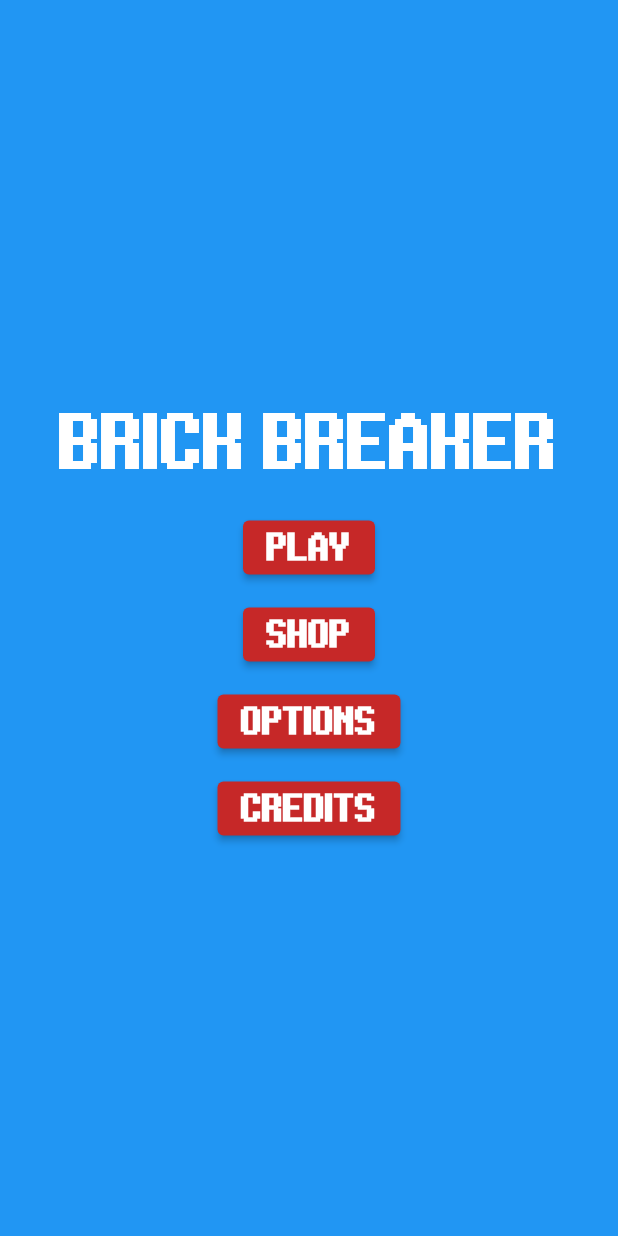
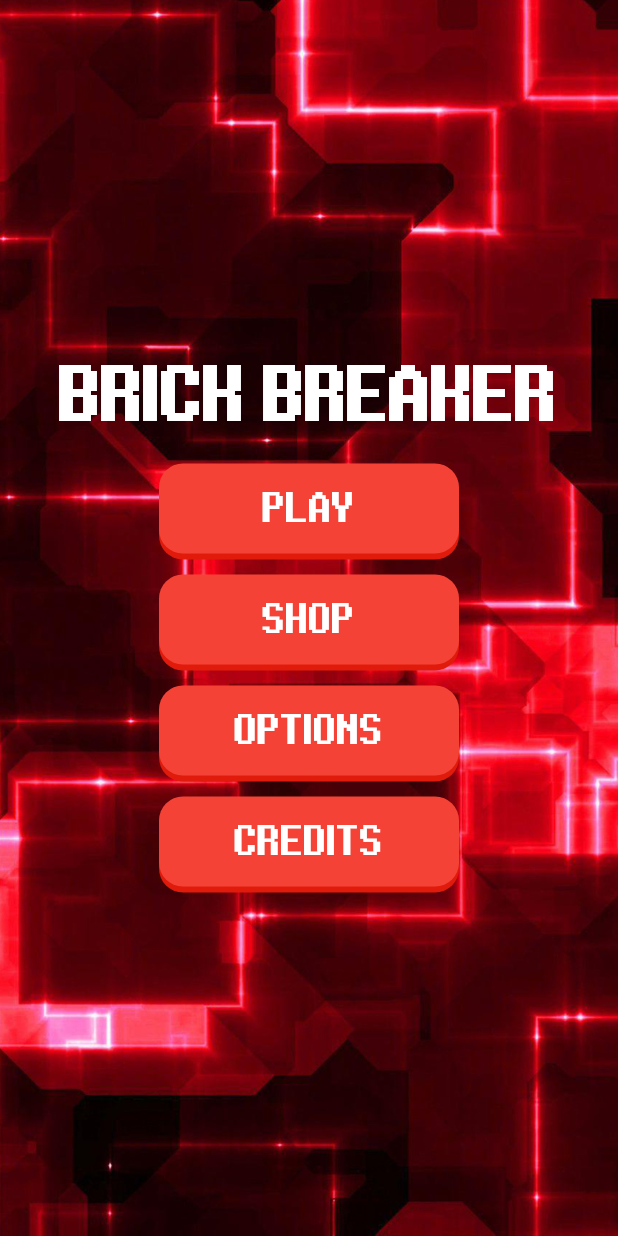
Before and after one commit to FadyTarekYohana/breakergame, a Flutter app: the HomePage screen opened by its route, on a phone screen of 412 x 824 dp. Run offline on Flutter 3.47's test engine with Material 2 defaults, Android fonts, the phone set to English and light mode, and no system bars; our stand-ins replace firebase_auth, firebase_core, go_router; accounts and stored records are empty.

Commit message:
animated buttons and background image

```diff
--- /dev/null
+++ b/lib/widgets/animatedbutton.dart
@@ -0,0 +1,117 @@
+import 'package:flutter/material.dart';
+
+class AnimatedButton extends StatefulWidget {
+  final GestureTapCallback onPressed;
+  final Widget child;
+  final bool enabled;
+  final Color color;
+  final double height;
+  final double width;
+  final ShadowDegree shadowDegree;
+  final int duration;
+  final BoxShape shape;
+
+  const AnimatedButton(
+      {Key? key,
+      required this.onPressed,
+      required this.child,
+      this.enabled = true,
+      this.color = Colors.red,
+      this.height = 64,
+      this.shadowDegree = ShadowDegree.light,
+      this.width = 200,
+      this.duration = 70,
+      this.shape = BoxShape.rectangle})
+      : assert(child != null),
+        super(key: key);
+
+  @override
+  _AnimatedButtonState createState() => _AnimatedButtonState();
+}
+
+class _AnimatedButtonState extends State<AnimatedButton> {
+  static const Curve _curve = Curves.easeIn;
+  static const double _shadowHeight = 4;
+  double _position = 4;
+
+  @override
+  Widget build(BuildContext context) {
+    final double _height = widget.height - _shadowHeight;
+
+    return GestureDetector(
+      onTapDown: widget.enabled ? _pressed : null,
+      onTapUp: widget.enabled ? _unPressedOnTapUp : null,
+      onTapCancel: widget.enabled ? _unPressed : null,
+      child: Container(
+        width: widget.width,
+        height: _height + _shadowHeight,
+        child: Stack(
+          children: <Widget>[
+            Positioned(
+              bottom: 0,
+              child: Container(
+                height: _height,
+                width: widget.width,
+                decoration: BoxDecoration(
+                    color: widget.enabled
+                        ? darken(widget.color, widget.shadowDegree)
+                        : darken(Colors.grey, widget.shadowDegree),
+                    borderRadius: widget.shape != BoxShape.circle
+                        ? BorderRadius.all(
+                            Radius.circular(16),
+                          )
+                        : null,
+                    shape: widget.shape),
+              ),
+            ),
+            AnimatedPositioned(
+              curve: _curve,
+              duration: Duration(milliseconds: widget.duration),
+              bottom: _position,
+              child: Container(
+                height: _height,
+                width: widget.width,
+                decoration: BoxDecoration(
+                    color: widget.enabled ? widget.color : Colors.grey,
+                    borderRadius: widget.shape != BoxShape.circle
+                        ? BorderRadius.all(
+                            Radius.circular(16),
+                          )
+                        : null,
+                    shape: widget.shape),
+                child: Center(
+                  child: widget.child,
+                ),
+              ),
+            ),
+          ],
+        ),
+      ),
+    );
+  }
+
+  void _pressed(_) {
+    setState(() {
+      _position = 0;
+    });
+  }
+
+  void _unPressedOnTapUp(_) => _unPressed();
+
+  void _unPressed() {
+    setState(() {
+      _position = 4;
+    });
+    widget.onPressed();
+  }
+}
+
+Color darken(Color color, ShadowDegree degree) {
+  double amount = degree == ShadowDegree.dark ? 0.3 : 0.12;
+  final hsl = HSLColor.fromColor(color);
+  final hslDark = hsl.withLightness((hsl.lightness - amount).clamp(0.0, 1.0));
+
+  return hslDark.toColor();
+}
+
+enum ShadowDegree { light, dark }
--- a/lib/widgets/screens/creditsscreen.dart
+++ b/lib/widgets/screens/creditsscreen.dart
@@ -6,7 +6,7 @@ class CreditsScreen extends StatelessWidget {
   @override
   Widget build(BuildContext context) {
     return Scaffold(
-      backgroundColor: Colors.blue,
+      backgroundColor: Colors.transparent,
       body: Center(
           child: Column(
               mainAxisAlignment: MainAxisAlignment.center,
--- a/lib/widgets/screens/homepage.dart
+++ b/lib/widgets/screens/homepage.dart
@@ -1,12 +1,14 @@
 import 'package:flutter/material.dart';
 import 'package:go_router/go_router.dart';
+
+import '../animatedbutton.dart';
 
 class HomePage extends StatelessWidget {
   const HomePage({Key? key}) : super(key: key);
   @override
   Widget build(BuildContext context) {
     return Scaffold(
-      backgroundColor: Colors.blue,
+      backgroundColor: Colors.transparent,
       body: Center(
           child: Column(
         mainAxisAlignment: MainAxisAlignment.center,
@@ -24,58 +26,66 @@ class HomePage extends StatelessWidget {
           ),
           Padding(
             padding: const EdgeInsets.all(5.0),
-            child: ElevatedButton(
-              style: ElevatedButton.styleFrom(backgroundColor: Colors.red[800]),
-              onPressed: () => GoRouter.of(context).go('/levels'),
-              child: const Text(
+            child: AnimatedButton(
+              child: Text(
                 'PLAY',
                 style: TextStyle(
-                  fontWeight: FontWeight.bold,
-                  fontSize: 20,
+                  fontSize: 22,
+                  color: Colors.white,
+                  fontWeight: FontWeight.w500,
                 ),
               ),
+              onPressed: () => GoRouter.of(context).go('/levels'),
+              enabled: true,
+              shadowDegree: ShadowDegree.light,
             ),
           ),
           Padding(
             padding: const EdgeInsets.all(5.0),
-            child: ElevatedButton(
-              style: ElevatedButton.styleFrom(backgroundColor: Colors.red[800]),
-              onPressed: () => GoRouter.of(context).go('/shopscreen'),
-              child: const Text(
+            child: AnimatedButton(
+              child: Text(
                 'SHOP',
                 style: TextStyle(
-                  fontWeight: FontWeight.bold,
-                  fontSize: 20,
+                  fontSize: 22,
+                  color: Colors.white,
+                  fontWeight: FontWeight.w500,
                 ),
               ),
+              onPressed: () => GoRouter.of(context).go('/shopscreen'),
+              enabled: true,
+              shadowDegree: ShadowDegree.light,
             ),
           ),
           Padding(
             padding: const EdgeInsets.all(5.0),
-            child: ElevatedButton(
-              style: ElevatedButton.styleFrom(backgroundColor: Colors.red[800]),
-              onPressed: () => GoRouter.of(context).go('/optionsscreen'),
-              child: const Text(
+            child: AnimatedButton(
+              child: Text(
                 'OPTIONS',
                 style: TextStyle(
-                  fontWeight: FontWeight.bold,
-                  fontSize: 20,
+                  fontSize: 22,
+                  color: Colors.white,
+                  fontWeight: FontWeight.w500,
                 ),
               ),
+              onPressed: () => GoRouter.of(context).go('/optionsscreen'),
+              enabled: true,
+              shadowDegree: ShadowDegree.light,
             ),
           ),
           Padding(
             padding: const EdgeInsets.all(5.0),
-            child: ElevatedButton(
-              style: ElevatedButton.styleFrom(backgroundColor: Colors.red[800]),
-              onPressed: () => GoRouter.of(context).go('/creditsscreen'),
-              child: const Text(
+            child: AnimatedButton(
+              child: Text(
                 'CREDITS',
                 style: TextStyle(
-                  fontWeight: FontWeight.bold,
-                  fontSize: 20,
+                  fontSize: 22,
+                  color: Colors.white,
+                  fontWeight: FontWeight.w500,
                 ),
               ),
+              onPressed: () => GoRouter.of(context).go('/creditsscreen'),
+              enabled: true,
+              shadowDegree: ShadowDegree.light,
             ),
           ),
         ],
--- a/lib/widgets/screens/shopscreen.dart
+++ b/lib/widgets/screens/shopscreen.dart
@@ -8,7 +8,7 @@ class ShopScreen extends StatelessWidget {
   @override
   Widget build(BuildContext context) {
     return Scaffold(
-      backgroundColor: Colors.blue,
+      backgroundColor: Colors.transparent,
       body: Center(
           child: Column(
               mainAxisAlignment: MainAxisAlignment.center,
@@ -89,7 +89,7 @@ class ShopScreen extends StatelessWidget {
                 ),
                 Padding(
                   padding: const EdgeInsets.all(8.0),
-                  child: ShopItem(Colors.red),
+                  child: ShopItem(Colors.cyan),
                 ),
               ],
             ),
--- a/pubspec.yaml
+++ b/pubspec.yaml
@@ -71,7 +71,7 @@ flutter:
   # To add assets to your application, add an assets section, like this:
   assets:
     - assets/ui/button.png
-    - lib/
+    - assets/images/background.jpg
 
   # An image asset can refer to one or more resolution-specific "variants", see
   # https://flutter.dev/assets-and-images/#resolution-aware
```
Also changed, not shown: lib/main.dart (+13 -6 lines), lib/widgets/backbutton.dart (+11 -9 lines), lib/widgets/screens/gamescreen.dart (+4 -19 lines), lib/widgets/screens/levelbuilder.dart (+17 -15 lines), lib/widgets/screens/levelsscreen.dart (+19 -16 lines), lib/widgets/screens/loginscreen.dart (+18 -13 lines), lib/widgets/screens/optionsscreen.dart (+13 -12 lines), lib/widgets/screens/signupscreen.dart (+15 -12 lines), lib/widgets/shopitem.dart (+17 -8 lines), assets/images/background.jpg (added).
